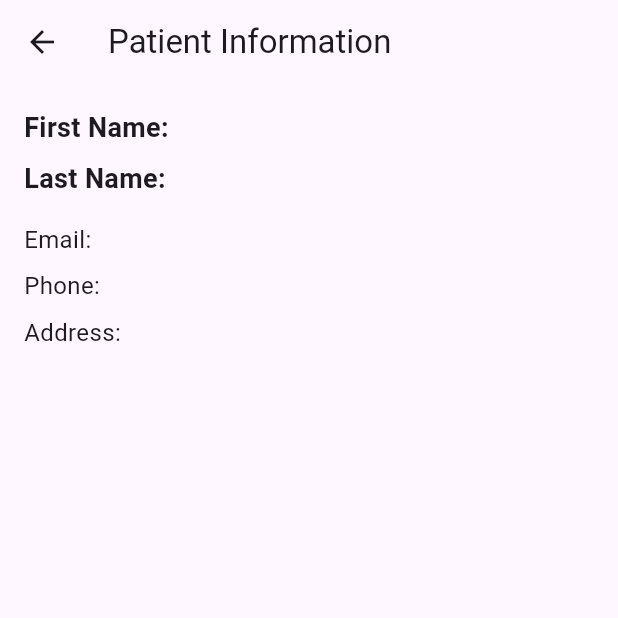
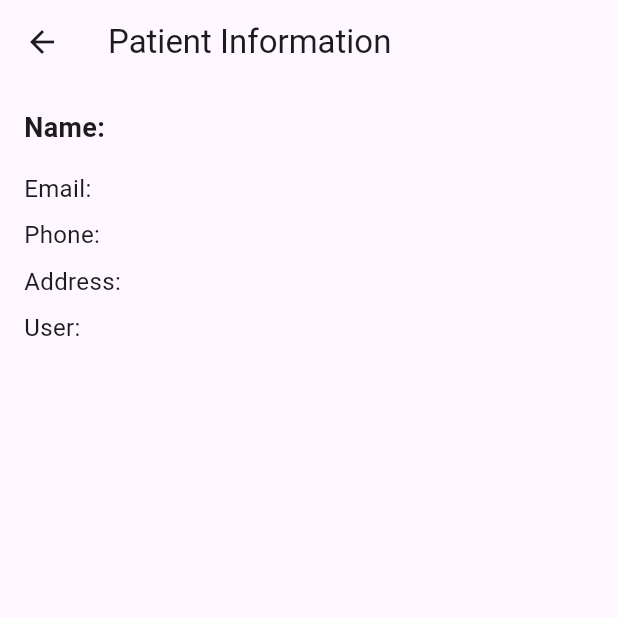
Before and after one commit to jacobdcook/DoctorAppFlutter, a Flutter app: the Home screen opened directly, after a tap on the "menu" icon, after a tap on "Patient Information", on a phone screen of 412 x 824 dp, the top half of it. Run offline on Flutter 3.47's test engine with Material 3 defaults, Android fonts, the light colour scheme and no system bars; our stand-ins replace cloud_firestore, date_picker_timeline, firebase_auth, firebase_core, get; accounts and stored records are empty.

Commit message:
Added patients to sidebar to view patients and their info.

```diff
--- a/lib/screens/home/index.dart
+++ b/lib/screens/home/index.dart
@@ -10,6 +10,7 @@ import 'package:doctorapp/screens/patientInfo/patientFamilyTracker.dart';
 import 'package:doctorapp/screens/patientInfo/medicalDiagnosis.dart';
 import 'package:doctorapp/screens/patientInfo/labTests.dart';
 import 'package:doctorapp/screens/patientInfo/prescriptionTracker.dart';
+import 'package:doctorapp/screens/patients/patients_screen.dart';
 import 'package:doctorapp/screens/profile/index.dart';
 import 'package:doctorapp/screens/signUp/patientRegistration.dart';
 import 'package:doctorapp/screens/teleMedicine/teleMedicineScreen.dart';
@@ -54,8 +55,7 @@ class _HomeState extends State<Home> {
 
   final GlobalKey<ScaffoldState> _key = GlobalKey(); // Create a key
 
-  String? firstName;
-  String? lastName;
+  String? name;
 
   @override
   void initState() {
@@ -75,8 +75,7 @@ class _HomeState extends State<Home> {
             userSnapshot.data() as Map<String, dynamic>?;
         if (userData != null) {
           setState(() {
-            firstName = userData['fName'];
-            lastName = userData['lName'];
+            name = userData['name'];
           });
         }
       }
@@ -126,6 +125,12 @@ class _HomeState extends State<Home> {
                     ),
                   ],
                 ),
+              ),
+              ListTile(
+                title: const Text('Patients'),
+                onTap: () {
+                  Get.to(PatientsScreen());
+                },
               ),
               ListTile(
                 title: const Text('Book Appointment'),
@@ -210,9 +215,9 @@ class _HomeState extends State<Home> {
                       ),
                     ),
                     Expanded(
-                      child: firstName != null && lastName != null
+                      child: name != null
                           ? Text(
-                              'Hey, $firstName $lastName',
+                              'Hey, $name',
                               style: TextStyle(
                                 color: Colors.red,
                                 fontSize: 18,
--- a/lib/screens/patientInfo/index.dart
+++ b/lib/screens/patientInfo/index.dart
@@ -11,7 +11,7 @@ class GeneralPatientInformationScreen extends StatefulWidget {
 
 class _GeneralPatientInformationScreenState
     extends State<GeneralPatientInformationScreen> {
-  late Map<String, dynamic> patientData;
+  Map<String, dynamic> patientData = {};
 
   @override
   void initState() {
@@ -22,11 +22,8 @@ class _GeneralPatientInformationScreenState
   Future<void> getPatientInformation() async {
     CollectionReference patientsCollection =
         FirebaseFirestore.instance.collection('patients');
-
-    // Replace "111222333" with the actual patient ID you want to retrieve
     DocumentSnapshot patientSnapshot =
-        await patientsCollection.doc("111222333").get();
-
+        await patientsCollection.doc("3ynenDeXwfQ7uZdlQjSfmoAU6CP2").get();
     if (patientSnapshot.exists) {
       setState(() {
         patientData = patientSnapshot.data() as Map<String, dynamic>;
@@ -50,27 +47,27 @@ class _GeneralPatientInformationScreenState
                 crossAxisAlignment: CrossAxisAlignment.start,
                 children: [
                   Text(
-                    'First Name: ${patientData['fName']}',
-                    style: TextStyle(fontSize: 18, fontWeight: FontWeight.bold),
-                  ),
-                  SizedBox(height: 8),
-                  Text(
-                    'Last Name: ${patientData['lName']}',
+                    'Name: ${patientData['name'] ?? ''}',
                     style: TextStyle(fontSize: 18, fontWeight: FontWeight.bold),
                   ),
                   SizedBox(height: 16),
                   Text(
-                    'Email: ${patientData['email']}',
+                    'Email: ${patientData['email'] ?? ''}',
                     style: TextStyle(fontSize: 16),
                   ),
                   SizedBox(height: 8),
                   Text(
-                    'Phone: ${patientData['phone']}',
+                    'Phone: ${patientData['phone'] ?? ''}',
                     style: TextStyle(fontSize: 16),
                   ),
                   SizedBox(height: 8),
                   Text(
-                    'Address: ${patientData['address']}',
+                    'Address: ${patientData['address'] ?? ''}',
+                    style: TextStyle(fontSize: 16),
+                  ),
+                  SizedBox(height: 8),
+                  Text(
+                    'User: ${patientData['user'] ?? ''}',
                     style: TextStyle(fontSize: 16),
                   ),
                   // Add more fields as needed
```
Also changed, not shown: lib/screens/login/index.dart (+7 -10 lines), lib/screens/patients/patient_details_screen.dart (added, +34 -0 lines), lib/screens/patients/patients_screen.dart (added, +114 -0 lines), lib/screens/signUp/patientRegistration.dart (+1 -15 lines).
